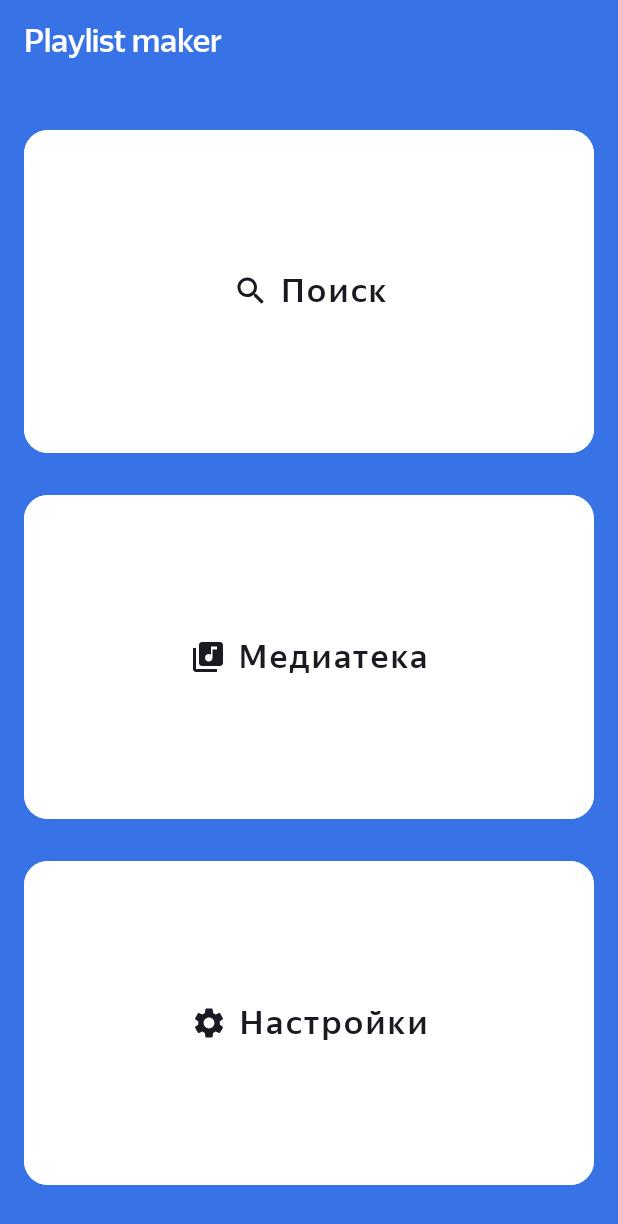
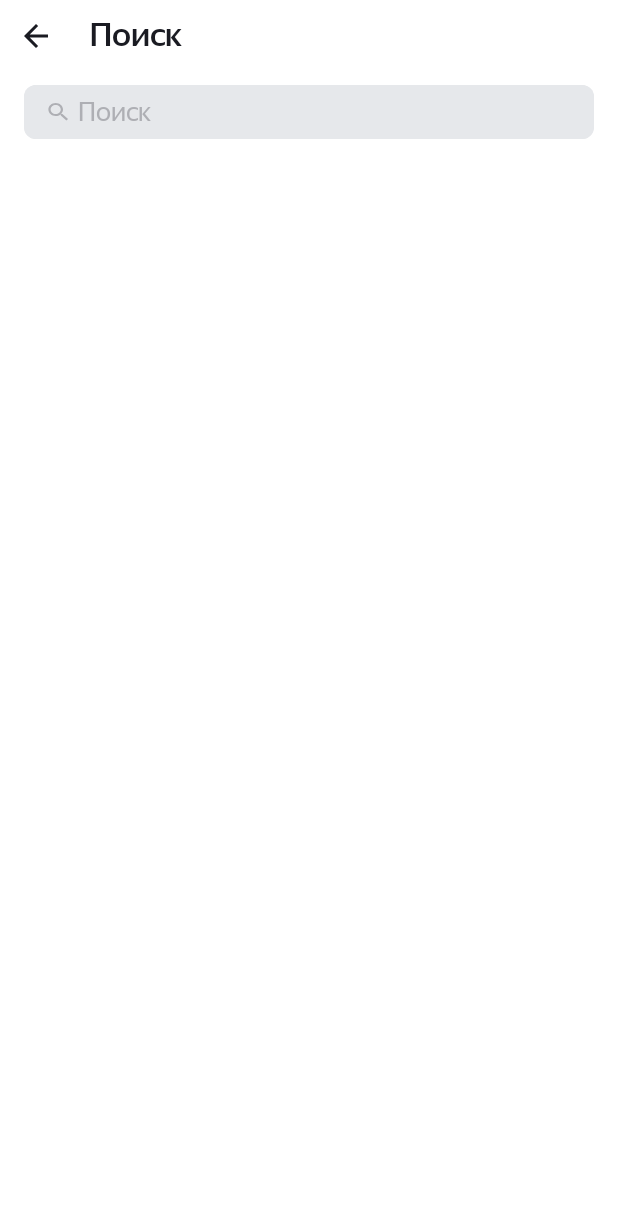
Before and after one commit to Mikle-04/PlayList, an Android app: the screen it shows after launch (MainActivity before the commit, SearchActivity after it), after a tap on "Поиск", on a phone screen of 412 x 824 dp. Shown: the top 1224 px of the screen. Run offline under Robolectric (Android 15) with nearby library versions, the phone set to English and light mode, and no system bars.

Commit message:
sprint_9_dz2_dz3

```diff
--- a/app/src/main/java/com/example/playlist/MainActivity.kt
+++ b/app/src/main/java/com/example/playlist/MainActivity.kt
@@ -15,19 +15,17 @@ class MainActivity : AppCompatActivity() {
         val btnMedia = findViewById<Button>(R.id.btn_media)
         val btnSettings = findViewById<Button>(R.id.btn_setting)
 
-        val clickSearch: View.OnClickListener = object : View.OnClickListener {
-            override fun onClick(p0: View?) {
-                Toast.makeText(this@MainActivity, "Search", Toast.LENGTH_SHORT).show()
-            }
+
+        btnSearch.setOnClickListener{
+            val intentSearch = Intent(this, SearchActivity::class.java)
+            startActivity(intentSearch)
         }
+        btnMedia.setOnClickListener {
 
-        btnSearch.setOnClickListener(clickSearch)
-        btnMedia.setOnClickListener {
-            Toast.makeText(this@MainActivity, "Media", Toast.LENGTH_SHORT).show()
         }
         btnSettings.setOnClickListener {
-            val intent = Intent(this, SettingActivity::class.java)
-            startActivity(intent)
+            val intentSetting = Intent(this, SettingActivity::class.java)
+            startActivity(intentSetting)
         }
 
     }
--- /dev/null
+++ b/app/src/main/java/com/example/playlist/SearchActivity.kt
@@ -0,0 +1,59 @@
+package com.example.playlist
+
+import android.content.Context
+import android.content.Intent
+import androidx.appcompat.app.AppCompatActivity
+import android.os.Bundle
+import android.text.Editable
+import android.text.TextWatcher
+import android.view.View
+import android.view.inputmethod.InputMethodManager
+import android.widget.EditText
+import android.widget.ImageView
+
+class SearchActivity : AppCompatActivity() {
+    override fun onCreate(savedInstanceState: Bundle?) {
+        super.onCreate(savedInstanceState)
+        setContentView(R.layout.activity_search)
+        val editTextSearch = findViewById<EditText>(R.id.edit_text_search)
+        val imgBack = findViewById<ImageView>(R.id.img_back_search)
+        val imgClearSearch = findViewById<ImageView>(R.id.img_clear_search)
+
+        imgBack.setOnClickListener {
+            val intentMenu = Intent(this, MainActivity::class.java)
+            startActivity(intentMenu)
+        }
+        val editTextForWatcher = object : TextWatcher{
+            override fun beforeTextChanged(p0: CharSequence?, p1: Int, p2: Int, p3: Int) {
+            }
+
+            override fun onTextChanged(p0: CharSequence?, p1: Int, p2: Int, p3: Int) {
+                if (!p0.isNullOrEmpty()) {
+                    imgClearSearch.visibility = showClearIcon(p0)
+                } else {
+                    imgClearSearch.visibility = showClearIcon(p0)
+                }
+            }
+
+            override fun afterTextChanged(p0: Editable?) {
+            }
+
+        }
+        editTextSearch.addTextChangedListener(editTextForWatcher)
+
+        imgClearSearch.setOnClickListener {
+            editTextSearch.setText("")
+            val inputMethodManager = getSystemService(Context.INPUT_METHOD_SERVICE) as? InputMethodManager
+            inputMethodManager?.hideSoftInputFromWindow(editTextSearch.windowToken, 0)
+        }
+
+    }
+
+    private fun showClearIcon(s: CharSequence?): Int {
+        return if (s.isNullOrEmpty()) {
+            View.GONE
+        } else {
+            View.VISIBLE
+        }
+    }
+}
--- /dev/null
+++ b/app/src/main/res/drawable/baseline_clear_24.xml
@@ -0,0 +1,5 @@
+<vector android:height="24dp" android:tint="@color/fiol"
+    android:viewportHeight="24" android:viewportWidth="24"
+    android:width="24dp" xmlns:android="http://schemas.android.com/apk/res/android">
+    <path android:fillColor="@android:color/white" android:pathData="M19,6.41L17.59,5 12,10.59 6.41,5 5,6.41 10.59,12 5,17.59 6.41,19 12,13.41 17.59,19 19,17.59 13.41,12z"/>
+</vector>
--- /dev/null
+++ b/app/src/main/res/drawable/ic_search_activity_16.xml
@@ -0,0 +1,7 @@
+<vector xmlns:tools="http://schemas.android.com/tools"
+    android:height="16dp" android:tint="?attr/colorButtonNormal"
+    android:viewportHeight="24" android:viewportWidth="24"
+    android:width="18dp" xmlns:android="http://schemas.android.com/apk/res/android"
+    tools:ignore="PrivateResource">
+    <path android:fillColor="@android:color/white" android:pathData="M15.5,14h-0.79l-0.28,-0.27C15.41,12.59 16,11.11 16,9.5 16,5.91 13.09,3 9.5,3S3,5.91 3,9.5 5.91,16 9.5,16c1.61,0 3.09,-0.59 4.23,-1.57l0.27,0.28v0.79l5,4.99L20.49,19l-4.99,-5zM9.5,14C7.01,14 5,11.99 5,9.5S7.01,5 9.5,5 14,7.01 14,9.5 11.99,14 9.5,14z"/>
+</vector>
--- /dev/null
+++ b/app/src/main/res/drawable/shape_search.xml
@@ -0,0 +1,9 @@
+<?xml version="1.0" encoding="utf-8"?>
+<selector xmlns:android="http://schemas.android.com/apk/res/android">
+<item>
+    <shape android:shape="rectangle">
+        <solid android:color="@color/green_switch_light"/>
+        <corners android:radius="@dimen/size_8dp"/>
+    </shape>
+</item>
+</selector>
--- /dev/null
+++ b/app/src/main/res/layout/activity_search.xml
@@ -0,0 +1,87 @@
+<?xml version="1.0" encoding="utf-8"?>
+<LinearLayout xmlns:android="http://schemas.android.com/apk/res/android"
+    xmlns:app="http://schemas.android.com/apk/res-auto"
+    xmlns:tools="http://schemas.android.com/tools"
+    android:layout_width="match_parent"
+    android:layout_height="match_parent"
+    android:orientation="vertical"
+    tools:context=".SearchActivity">
+
+    <LinearLayout
+        android:layout_width="match_parent"
+        android:layout_height="wrap_content"
+        android:orientation="horizontal">
+
+        <ImageView
+            android:id="@+id/img_back_search"
+            android:layout_width="wrap_content"
+            android:layout_height="wrap_content"
+            android:layout_gravity="center_vertical"
+            android:padding="@dimen/size_12dp"
+            android:src="@drawable/ic_back_24" />
+
+        <TextView
+            android:layout_width="wrap_content"
+            android:layout_height="wrap_content"
+            android:layout_gravity="center_vertical"
+            android:fontFamily="@font/ys_display_medium"
+            android:paddingStart="@dimen/size_12dp"
+            android:paddingTop="10dp"
+            android:paddingEnd="134dp"
+            android:paddingBottom="@dimen/size_12dp"
+            android:text="@string/serch_activity"
+            android:textColor="?attr/colorOnSecondary"
+            android:textFontWeight="500"
+            android:textSize="@dimen/size_text_main" />
+
+    </LinearLayout>
+
+    <LinearLayout
+        android:layout_width="match_parent"
+        android:layout_height="wrap_content"
+        android:orientation="horizontal">
+
+        <LinearLayout
+            android:layout_width="match_parent"
+            android:layout_height="36dp"
+            android:layout_marginHorizontal="@dimen/size_16dp"
+            android:layout_marginVertical="@dimen/size_8dp"
+            android:background="@drawable/shape_search"
+            tools:ignore="UselessParent">
+
+            <EditText
+                android:id="@+id/edit_text_search"
+                android:layout_width="0dp"
+                android:layout_height="match_parent"
+                android:layout_gravity="center_vertical"
+                android:layout_weight="1"
+                android:background="@drawable/shape_search"
+                android:drawableStart="@drawable/ic_search_activity_16"
+                android:drawablePadding="@dimen/size_4dp"
+                android:fontFamily="@font/ys_display_regular"
+                android:hint="@string/hint_search"
+                android:inputType="text"
+                android:maxLines="1"
+                android:paddingStart="14dp"
+                android:paddingEnd="40dp"
+                android:textColor="@color/black"
+                android:textColorHint="?attr/colorButtonNormal" />
+
+            <ImageView
+                android:id="@+id/img_clear_search"
+                android:layout_width="wrap_content"
+                android:layout_height="wrap_content"
+                android:layout_gravity="center"
+                android:paddingEnd="@dimen/size_8dp"
+                android:src="@drawable/baseline_clear_24"
+                android:visibility="gone"
+                tools:ignore="RtlSymmetry" />
+
+
+        </LinearLayout>
+
+
+    </LinearLayout>
+
+
+</LinearLayout>
--- a/app/src/main/res/layout/activity_setting.xml
+++ b/app/src/main/res/layout/activity_setting.xml
@@ -3,6 +3,7 @@
     xmlns:tools="http://schemas.android.com/tools"
     android:layout_width="match_parent"
     android:layout_height="match_parent"
+    xmlns:app="http://schemas.android.com/apk/res-auto"
     android:background="?attr/colorPrimaryVariant"
     android:orientation="vertical">
 
@@ -59,12 +60,10 @@
             android:layout_height="match_parent"
             android:layout_gravity="center_vertical"
             android:alpha="0.6"
-            android:backgroundTint="@color/gray"
             android:paddingVertical="11dp"
             android:paddingStart="9dp"
             android:paddingEnd="@dimen/size_12dp"
-            android:theme="@style/MySwitch"
-            tools:ignore="UseSwitchCompatOrMaterialXml" />
+            android:theme="@style/MySwitch"/>
 
 
     </LinearLayout>
--- a/app/src/main/res/values-night/themes.xml
+++ b/app/src/main/res/values-night/themes.xml
@@ -7,6 +7,7 @@
         <item name="colorOnSecondary">@color/white</item>
         <item name="colorPrimaryVariant">@color/fiol</item>
         <item name="colorOnBackground">@color/fiol</item>
+        <item name="colorButtonNormal">@color/fiol</item>
     </style>
 
     <style name="MySwitch" parent="Theme.AppCompat.Light">
--- a/app/src/main/res/values/strings.xml
+++ b/app/src/main/res/values/strings.xml
@@ -8,4 +8,6 @@
     <string name="txt_share_app">Поделиться приложением</string>
     <string name="txt_mode">Написать в поддержку</string>
     <string name="txt_user_agreement">Пользовательское соглашение</string>
+    <string name="serch_activity">Поиск</string>
+    <string name="hint_search">Поиск</string>
 </resources>
--- a/app/src/main/res/values/themes.xml
+++ b/app/src/main/res/values/themes.xml
@@ -8,6 +8,7 @@
         <item name="colorOnSecondary">@color/fiol</item>
         <item name="colorPrimaryVariant">@color/white</item>
         <item name="colorOnBackground">@color/blue</item>
+        <item name="colorButtonNormal">@color/gray</item>
     </style>
 
     <style name="Theme.PlayList" parent="Base.Theme.PlayList" />
```
Also changed, not shown: app/src/main/AndroidManifest.xml (+8 -6 lines), app/src/main/java/com/example/playlist/SettingActivity.kt (+46 -0 lines).
